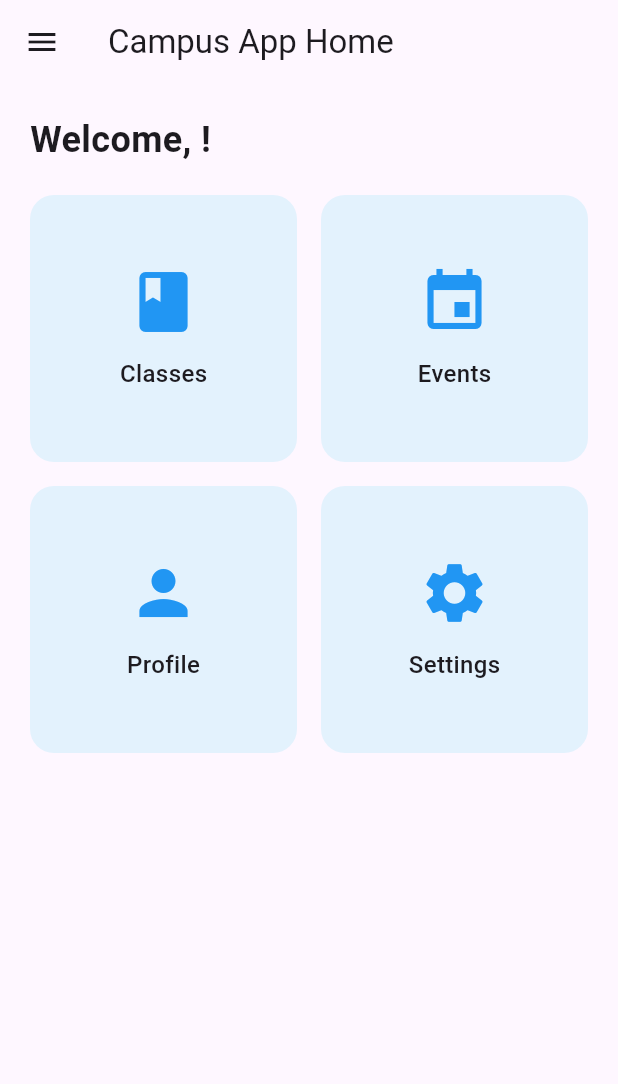
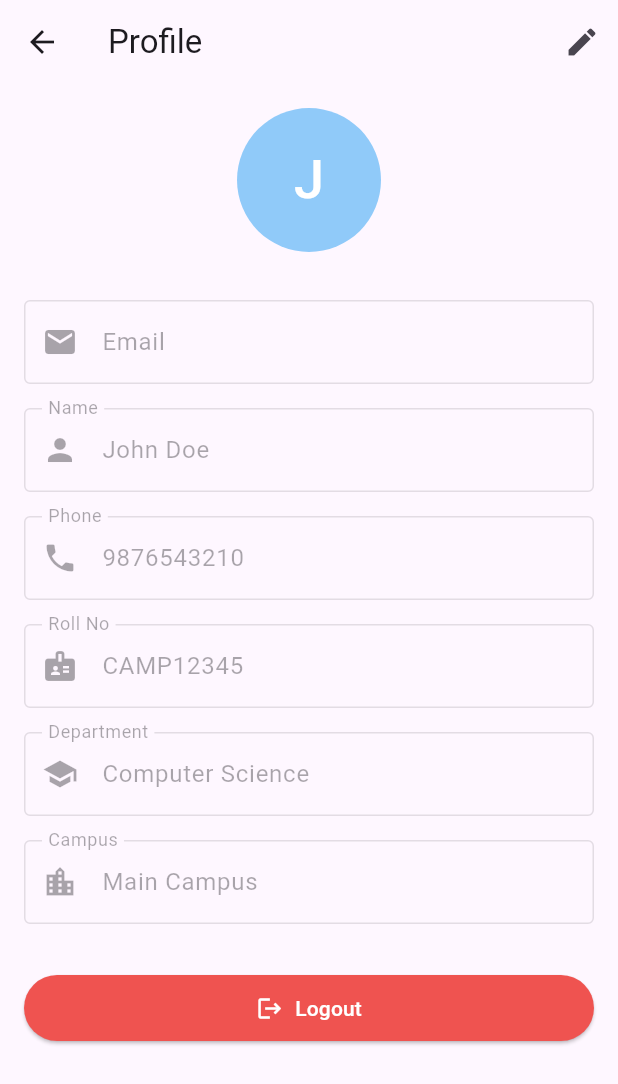
Before and after one commit to abhi2811mishra/Campus-App, a Flutter app: the Home screen opened directly, after a tap on "Profile", on a phone screen of 412 x 824 dp. Shown: the top 1084 px of the screen. Run offline on Flutter 3.47's test engine with Material 3 defaults, Android fonts, the phone set to English and light mode, and no system bars; our stand-ins replace firebase_auth, firebase_core, google_sign_in, shared_preferences; accounts and stored records are empty.

Commit message:
settings and profile done

```diff
--- a/lib/homepage/homescreen.dart
+++ b/lib/homepage/homescreen.dart
@@ -1,9 +1,15 @@
+import 'package:campusapp/homepage/pages/profile.dart';
+import 'package:campusapp/homepage/pages/settings.dart';
 import 'package:firebase_auth/firebase_auth.dart';
 import 'package:flutter/material.dart';
 import 'package:campusapp/loginpage/loginpage.dart';
 
 class Home extends StatelessWidget {
   const Home({super.key});
+
+
+
+
 
   void _logout(BuildContext context) async {
     await FirebaseAuth.instance.signOut();
@@ -18,9 +24,7 @@ class Home extends StatelessWidget {
     final user = FirebaseAuth.instance.currentUser;
 
     return Scaffold(
-      appBar: AppBar(
-        title: const Text('Campus App Home'),
-      ),
+      appBar: AppBar(title: const Text('Campus App Home')),
       drawer: Drawer(
         child: ListView(
           padding: EdgeInsets.zero,
@@ -93,7 +97,12 @@ class Home extends StatelessWidget {
                     icon: Icons.person,
                     label: 'Profile',
                     onTap: () {
-                      // Navigate to profile screen
+                      Navigator.push(
+                        context,
+                        MaterialPageRoute(
+                          builder: (_) => const ProfileScreen(),
+                        ),
+                      ); // Navigate to profile screen
                     },
                   ),
                   _buildTile(
@@ -101,6 +110,15 @@ class Home extends StatelessWidget {
                     icon: Icons.settings,
                     label: 'Settings',
                     onTap: () {
+                     Navigator.push(
+                            context,
+                         MaterialPageRoute(
+                            builder: (context) => SettingsPage(
+                              // Replace with actual dark mode state
+                              ),
+                          ),
+                      );
+
                       // Navigate to settings screen
                     },
                   ),
@@ -113,13 +131,26 @@ class Home extends StatelessWidget {
     );
   }
 
-  Widget _buildTile(BuildContext context,
-      {required IconData icon, required String label, required VoidCallback onTap}) {
+  Widget _buildTile(
+    BuildContext context, {
+    required IconData icon,
+    required String label,
+    required VoidCallback onTap,
+  }) {
     return GestureDetector(
       onTap: onTap,
       child: Container(
         decoration: BoxDecoration(
           color: Colors.blue.shade50,
+          boxShadow: [
+            BoxShadow(
+              // ignore: deprecated_member_use
+              color: Colors.grey.withOpacity(0.2),
+              spreadRadius: 2,
+              blurRadius: 5,
+              offset: const Offset(0, 3), // changes position of shadow
+            ),
+          ],
           borderRadius: BorderRadius.circular(16),
         ),
         padding: const EdgeInsets.all(16),
@@ -128,7 +159,10 @@ class Home extends StatelessWidget {
           children: [
             Icon(icon, size: 48, color: Colors.blue),
             const SizedBox(height: 12),
-            Text(label, style: const TextStyle(fontSize: 16, fontWeight: FontWeight.w500)),
+            Text(
+              label,
+              style: const TextStyle(fontSize: 16, fontWeight: FontWeight.w500),
+            ),
           ],
         ),
       ),
--- /dev/null
+++ b/lib/homepage/pages/profile.dart
@@ -0,0 +1,115 @@
+import 'package:campusapp/loginpage/loginpage.dart'; // <-- Make sure this is your login screen import
+import 'package:flutter/material.dart';
+import 'package:firebase_auth/firebase_auth.dart';
+
+class ProfileScreen extends StatefulWidget {
+  const ProfileScreen({super.key});
+
+  @override
+  State<ProfileScreen> createState() => _ProfileScreenState();
+}
+
+class _ProfileScreenState extends State<ProfileScreen> {
+  final User? user = FirebaseAuth.instance.currentUser;
+
+  bool isEditing = false;
+
+  TextEditingController nameController = TextEditingController(text: 'John Doe');
+  TextEditingController phoneController = TextEditingController(text: '9876543210');
+  TextEditingController rollController = TextEditingController(text: 'CAMP12345');
+  TextEditingController departmentController = TextEditingController(text: 'Computer Science');
+  TextEditingController campusController = TextEditingController(text: 'Main Campus');
+
+  void toggleEdit() {
+    setState(() => isEditing = !isEditing);
+  }
+
+  void saveProfile() {
+    // Save logic (e.g., Firestore update) goes here
+    setState(() => isEditing = false);
+    ScaffoldMessenger.of(context).showSnackBar(
+      const SnackBar(content: Text("Profile updated")),
+    );
+  }
+
+  void logout() async {
+    await FirebaseAuth.instance.signOut();
+    if (context.mounted) {
+      Navigator.pushAndRemoveUntil(
+        context,
+        MaterialPageRoute(builder: (_) => const LoginPage()),
+        (route) => false,
+      );
+    }
+  }
+
+  Widget buildField(String label, TextEditingController controller, IconData icon, {bool editable = true}) {
+    return Padding(
+      padding: const EdgeInsets.symmetric(vertical: 8.0),
+      child: TextField(
+        controller: controller,
+        enabled: editable && isEditing,
+        decoration: InputDecoration(
+          labelText: label,
+          prefixIcon: Icon(icon),
+          border: const OutlineInputBorder(),
+        ),
+      ),
+    );
+  }
+
+  @override
+  Widget build(BuildContext context) {
+    final TextEditingController emailController =
+        TextEditingController(text: user?.email ?? 'Not available');
+
+    return Scaffold(
+      appBar: AppBar(
+        title: const Text("Profile"),
+        actions: [
+          IconButton(
+            icon: Icon(isEditing ? Icons.check : Icons.edit),
+            onPressed: isEditing ? saveProfile : toggleEdit,
+          )
+        ],
+      ),
+      body: Padding(
+        padding: const EdgeInsets.all(16),
+        child: ListView(
+          children: [
+            Center(
+              child: CircleAvatar(
+                radius: 48,
+                backgroundColor: Colors.blue.shade200,
+                child: Text(
+                  nameController.text.isNotEmpty
+                      ? nameController.text[0].toUpperCase()
+                      : '?',
+                  style: const TextStyle(fontSize: 36, color: Colors.white),
+                ),
+              ),
+            ),
+            const SizedBox(height: 24),
+            buildField('Email', emailController, Icons.email, editable: false),
+            buildField('Name', nameController, Icons.person),
+            buildField('Phone', phoneController, Icons.phone),
+            buildField('Roll No', rollController, Icons.badge),
+            buildField('Department', departmentController, Icons.school),
+            buildField('Campus', campusController, Icons.location_city),
+            const SizedBox(height: 24),
+            ElevatedButton.icon(
+              onPressed: logout,
+              icon: const Icon(Icons.logout),
+              label: const Text("Logout"),
+              style: ElevatedButton.styleFrom(
+                backgroundColor: Colors.red.shade400,
+                foregroundColor: Colors.white,
+                padding: const EdgeInsets.symmetric(vertical: 12),
+              ),
+            ),
+          ],
+        ),
+      ),
+    );
+  }
+}
--- a/lib/main.dart
+++ b/lib/main.dart
@@ -1,4 +1,3 @@
-
 import 'package:campusapp/loginpage/landingpage.dart';
 import 'package:firebase_core/firebase_core.dart';
 import 'package:flutter/material.dart';
@@ -26,4 +25,5 @@ class MyApp extends StatelessWidget {
   }
 }
 
+
   // This widget is the root of your application.
--- a/pubspec.yaml
+++ b/pubspec.yaml
@@ -39,6 +39,8 @@ dependencies:
   firebase_core: ^3.13.1
   firebase_auth: ^5.5.4
   google_sign_in: ^6.3.0
+  shared_preferences: ^2.5.3
+  url_launcher: ^6.3.1
 
 dev_dependencies:
   flutter_test:
```
Also changed, not shown: lib/homepage/pages/settings.dart (added, +161 -0 lines), pubspec.lock, 5 other files.
